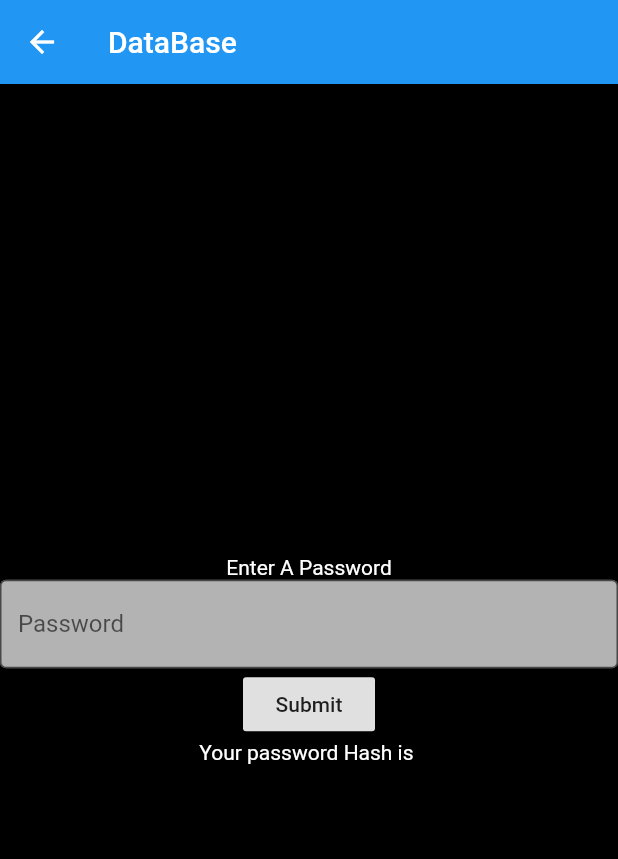
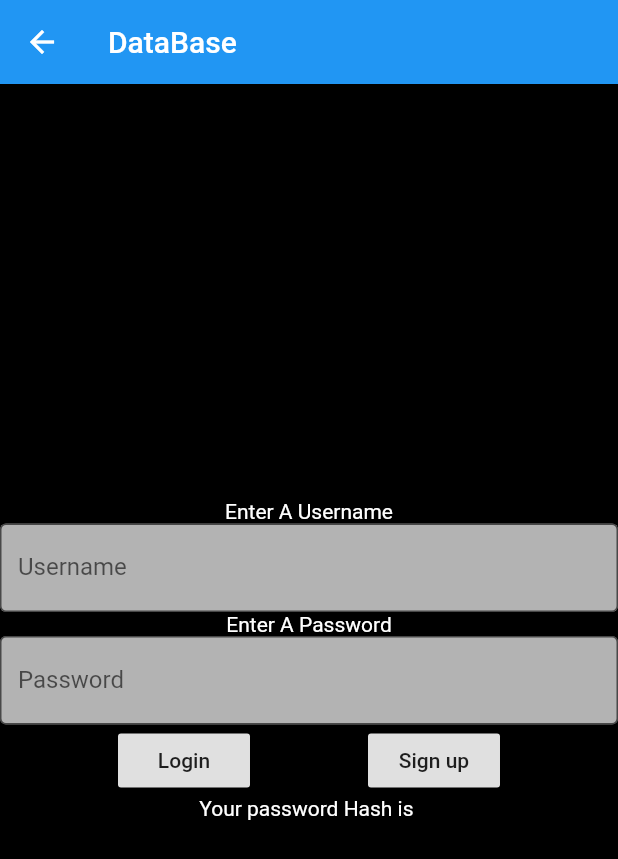
Before and after one commit to Garvit-k/flutter-app, a Flutter app: the screen it shows after launch, after a tap on "DataBase", on a phone screen of 412 x 824 dp. Shown: the top 859 px of the screen. Run offline on Flutter 3.47's test engine with Material 2 defaults, Android fonts, the phone set to English and light mode, and no system bars; our stand-ins replace sqflite; accounts and stored records are empty.

Commit message:
login screen and signup screen

```diff
--- a/lib/DataBaseLogic.dart
+++ /dev/null
@@ -1,70 +0,0 @@
-/*
-* @author : Garvit Kothari
-*/
-
-import 'dart:convert';
-
-import 'package:flutter/cupertino.dart';
-import 'package:crypto/crypto.dart';
-import 'package:flutter/material.dart';
-
-class DataBaseLogic extends StatefulWidget {
-  @override
-  State<StatefulWidget> createState() {
-    // TODO: implement createState
-    return DataBase();
-  }
-
-}
-
-class DataBase extends State<DataBaseLogic> {
-  String hash="";
-
-   String passwordHash(String pass,String salt) {
-     var bytes = utf8.encode(pass+salt);
-     Digest digest = sha256.convert(bytes);
-     return digest.toString();
-  }
-
-  @override
-  Widget build(BuildContext context) {
-    // TODO: implement build
-    TextEditingController passController = new TextEditingController();
-    return Scaffold(
-      appBar: AppBar(title: Text("DataBase"),),
-      backgroundColor: Colors.black,
-      body: Column(
-        mainAxisAlignment: MainAxisAlignment.center,
-        children: <Widget>[
-          Text("Enter A Password",style: TextStyle(color: Colors.white),),
-          TextField(
-            controller: passController,
-            style: TextStyle(color: Colors.red),
-            obscureText: true,
-            keyboardType: TextInputType.visiblePassword,
-            decoration: InputDecoration(
-              labelText: "Password",
-              fillColor: Colors.white70,
-              filled: true,
-              hintStyle: TextStyle(color: Colors.white70),
-              border: new OutlineInputBorder(
-                borderSide: new BorderSide(color: Colors.white),
-              ),
-            ),
-          ),
-          RaisedButton(child: Text("Submit"),
-          onPressed: () {
-            submit(passController.text);
-          },),
-          Text("Your password Hash is $hash",style: TextStyle(color: Colors.white),),
-        ],
-      ),
-    );
-  }
-  void submit(pass) {
-     setState(() {
-       hash = passwordHash(pass,"hello");
-     });
-  }
-
-}
--- /dev/null
+++ b/lib/LoginScreen.dart
@@ -0,0 +1,96 @@
+/*
+* @author : Garvit Kothari
+*/
+
+import 'dart:convert';
+import 'package:flutter_app/PasswordOperation.dart';
+import 'package:flutter/cupertino.dart';
+import 'package:crypto/crypto.dart';
+import 'package:flutter/material.dart';
+import 'package:flutter_app/SignupScreen.dart';
+
+class LoginScreen extends StatefulWidget {
+  @override
+  State<StatefulWidget> createState() {
+    // TODO: implement createState
+    return Login();
+  }
+
+}
+
+class Login extends State<LoginScreen> {
+  String hash="";
+
+  @override
+  Widget build(BuildContext context) {
+    // TODO: implement build
+    TextEditingController passController = new TextEditingController();
+    TextEditingController usernameController = new TextEditingController();
+    return Scaffold(
+      appBar: AppBar(title: Text("DataBase"),),
+      backgroundColor: Colors.black,
+      body: Column(
+        mainAxisAlignment: MainAxisAlignment.center,
+        children: <Widget>[
+          Text("Enter A Username",style: TextStyle(color: Colors.white),),
+          TextField(
+            controller: usernameController,
+            style: TextStyle(color: Colors.black),
+            decoration: InputDecoration(
+              labelText: "Username",
+              hintText: 'Enter username',
+              fillColor: Colors.white70,
+              filled: true,
+              hintStyle: TextStyle(color: Colors.white),
+              border: new OutlineInputBorder(
+                borderSide: new BorderSide(color: Colors.white),
+              ),
+            ),
+          ),
+          Text("Enter A Password",style: TextStyle(color: Colors.white),),
+          TextField(
+            controller: passController,
+            style: TextStyle(color: Colors.black),
+            obscureText: true,
+            keyboardType: TextInputType.visiblePassword,
+            decoration: InputDecoration(
+              labelText: "Password",
+
+              fillColor: Colors.white70,
+              filled: true,
+              hintStyle: TextStyle(color: Colors.white70),
+              border: new OutlineInputBorder(
+                borderSide: new BorderSide(color: Colors.white),
+              ),
+            ),
+          ),
+          Row(
+            mainAxisAlignment: MainAxisAlignment.spaceEvenly,
+            children: <Widget>[
+              RaisedButton(child: Text("Login"),
+                onPressed: () {
+                  submit(passController.text);
+                },),
+              RaisedButton(child: Text("Sign up"),
+                onPressed: () {
+                  navigateToSignupScreen(context);
+                },),
+            ],
+          ),
+
+          Text("Your password Hash is $hash",style: TextStyle(color: Colors.white),),
+        ],
+      ),
+    );
+  }
+  void submit(pass) {
+     setState(() {
+       hash = PasswordOperation().getPasswordHash(pass,"hello");
+     });
+  }
+
+  Future navigateToSignupScreen(BuildContext context) async {
+    Navigator.push(context, MaterialPageRoute(builder: (context) => SignupScreen()));
+  }
+
+}
--- /dev/null
+++ b/lib/PasswordOperation.dart
@@ -0,0 +1,11 @@
+import 'package:crypto/crypto.dart';
+import 'dart:convert';
+
+class PasswordOperation {
+  String getPasswordHash(String pass,String salt) {
+    var bytes = utf8.encode(pass+salt);
+    Digest digest = sha256.convert(bytes);
+    return digest.toString();
+  }
+
+}
--- a/lib/main.dart
+++ b/lib/main.dart
@@ -4,7 +4,7 @@
 
 import 'package:flutter/material.dart';
 import 'package:flutter_app/CalculatorScreen.dart';
-import 'package:flutter_app/DataBaseLogic.dart';
+import 'package:flutter_app/LoginScreen.dart';
 import 'package:flutter_app/EasterEgg.dart';
 import 'package:flutter_app/SecondScreen.dart';
 
@@ -95,7 +95,7 @@ class FirstScreen extends StatelessWidget {
     Navigator.push(context, MaterialPageRoute(builder: (context) => InputScreen()));
   }
   Future navigateToDataBaseScreen(BuildContext context) async {
-    Navigator.push(context, MaterialPageRoute(builder: (context) => DataBaseLogic()));
+    Navigator.push(context, MaterialPageRoute(builder: (context) => LoginScreen()));
   }
 
 }
--- a/pubspec.yaml
+++ b/pubspec.yaml
@@ -28,6 +28,9 @@ dependencies:
   # The following adds the Cupertino Icons font to your application.
   # Use with the CupertinoIcons class for iOS style icons.
   cupertino_icons: ^0.1.3
+  logger: ^0.6.0
+  sqflite: ^1.2.0
+  path_provider: ^1.5.1
 
 dev_dependencies:
   flutter_test:
```
Also changed, not shown: lib/DatabaseHelper.dart (added, +27 -0 lines), lib/SignupScreen.dart (added, +73 -0 lines), pubspec.lock.
